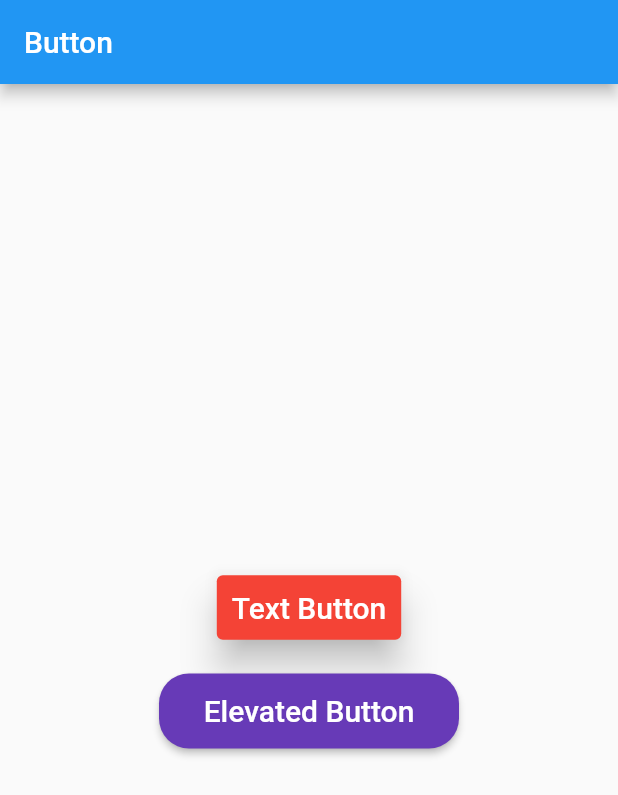
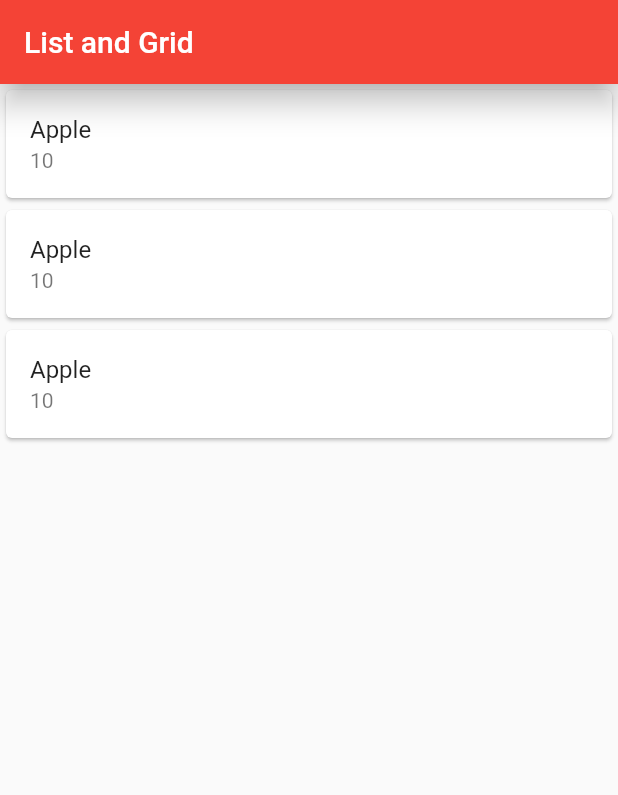
Before and after one commit to goimmence/immencers-app, a Flutter app: the screen it shows after launch, on a phone screen of 412 x 824 dp. Shown: the top 795 px of the screen. Run offline on Flutter 3.47's test engine with Material 2 defaults, Android fonts, the phone set to English and light mode, and no system bars.

Commit message:
buid: add list view and card widget
- ListView, Card, ListTile, title, subtitle

```diff
--- a/lib/main.dart
+++ b/lib/main.dart
@@ -1,6 +1,7 @@
 import 'package:flutter/material.dart';
 import 'package:flutter_basic/widgets/button.dart';
 import 'package:flutter_basic/widgets/container_and_sizedbox.dart';
+import 'package:flutter_basic/widgets/list_and_grid.dart';
 import 'package:flutter_basic/widgets/row_and_column.dart';
 
 void main() => runApp(const MyApp());
@@ -18,7 +19,7 @@ class MyApp extends StatelessWidget {
       ),
       // home: const ContainerAndSized();
       // home: const RowAndColumn(),
-      home: const Button(),
+      home: const ListAndGrid(),
     );
   }
 }
--- /dev/null
+++ b/lib/widgets/list_and_grid.dart
@@ -0,0 +1,46 @@
+import 'package:flutter/material.dart';
+
+class ListAndGrid extends StatefulWidget {
+  const ListAndGrid({Key? key}) : super(key: key);
+
+  @override
+  State<ListAndGrid> createState() => _ListAndGridState();
+}
+
+class _ListAndGridState extends State<ListAndGrid> {
+
+  @override
+  Widget build(BuildContext context) {
+    return Scaffold(
+      appBar: AppBar(
+        title: const Text("List and Grid"),
+        backgroundColor: Colors.red,
+        elevation: 8,
+      ),
+      body: Container(
+        child: ListView(
+          children: const [
+            Card(
+              child: ListTile(
+                title: Text("Apple"),
+                subtitle: Text("10"),
+              ),
+            ),
+            Card(
+              child: ListTile(
+                title: Text("Apple"),
+                subtitle: Text("10"),
+              ),
+            ),
+            Card(
+              child: ListTile(
+                title: Text("Apple"),
+                subtitle: Text("10"),
+              ),
+            ),
+          ],
+        ),
+      ),
+    );
+  }
+}
```
